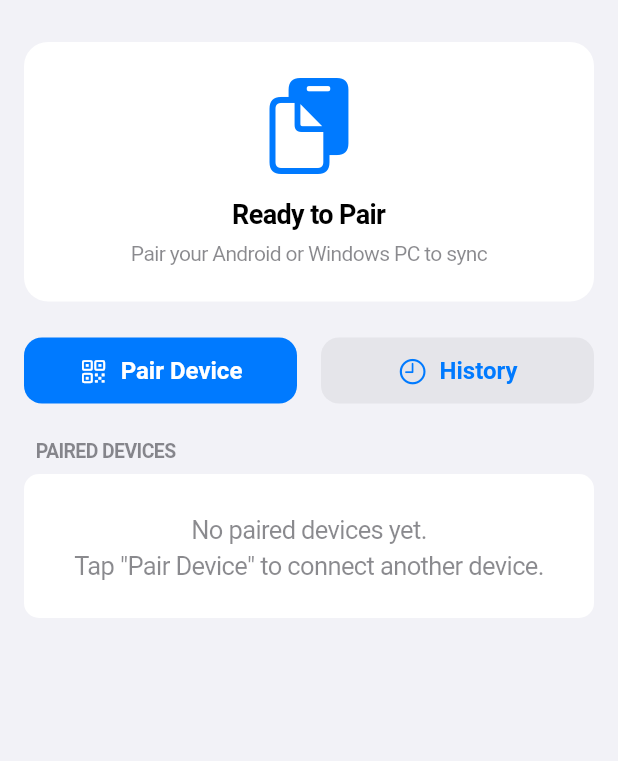
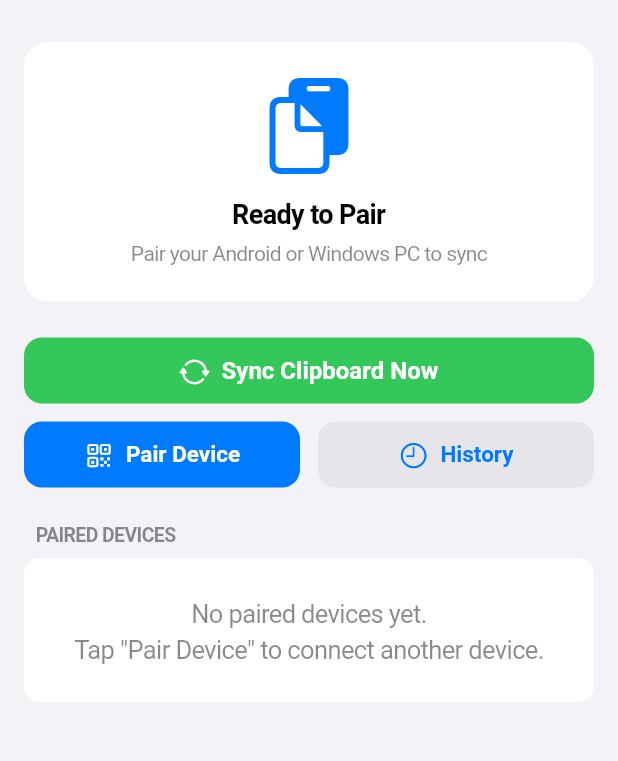
Before and after one commit to ayushsoni05/uniclip, a Flutter app: the screen it shows after launch, on a phone screen of 412 x 824 dp, the part 48-809 px from its top. Run offline on Flutter 3.47's test engine with Material 3 defaults, Android fonts, the phone set to English and light mode, and no system bars; our stand-ins replace flutter_riverpod, flutter_secure_storage, qr_flutter, shared_preferences; missing offline and left inert: bonsoir, mobile_scanner, pointycastle, window_manager.

```diff
--- a/lib/core/constants.dart
+++ b/lib/core/constants.dart
@@ -1,7 +1,7 @@
 /// App-wide constants for the Global Clipboard application.
 class AppConstants {
   static const String appName = 'Global Clipboard';
-  static const String appVersion = '1.0.0';
+  static const String appVersion = '1.1.0';
 
   // mDNS service configuration
   static const String serviceType = '_globalclip._tcp';
--- a/lib/ui/screens/home_screen.dart
+++ b/lib/ui/screens/home_screen.dart
@@ -45,7 +45,7 @@ class HomeScreen extends ConsumerWidget {
           children: [
             _buildStatusCard(isEnabled, activeCount, pairedDevices.length),
             const SizedBox(height: 24),
-            _buildQuickActions(context),
+            _buildQuickActions(context, ref),
             const SizedBox(height: 24),
             const Padding(
               padding: EdgeInsets.only(left: 8.0, bottom: 8.0),
@@ -128,8 +128,36 @@ class HomeScreen extends ConsumerWidget {
     );
   }
 
-  Widget _buildQuickActions(BuildContext context) {
-    return Row(
+  Widget _buildQuickActions(BuildContext context, WidgetRef ref) {
+    return Column(
+      children: [
+        SizedBox(
+          width: double.infinity,
+          child: CupertinoButton(
+            color: CupertinoColors.activeGreen,
+            padding: const EdgeInsets.symmetric(vertical: 12),
+            child: const Row(
+              mainAxisAlignment: MainAxisAlignment.center,
+              children: [
+                Icon(CupertinoIcons.arrow_2_circlepath, size: 20, color: CupertinoColors.white),
+                SizedBox(width: 8),
+                Text(
+                  'Sync Clipboard Now',
+                  style: TextStyle(
+                    color: CupertinoColors.white,
+                    fontSize: 16,
+                    fontWeight: FontWeight.w600,
+                  ),
+                ),
+              ],
+            ),
+            onPressed: () async {
+              await ref.read(clipboardServiceProvider).forceCheck();
+            },
+          ),
+        ),
+        const SizedBox(height: 12),
+        Row(
           children: [
             Expanded(
               child: CupertinoButton.filled(
@@ -143,7 +171,7 @@ class HomeScreen extends ConsumerWidget {
                       'Pair Device',
                       style: TextStyle(
                         color: CupertinoColors.white,
-                    fontSize: 16,
+                        fontSize: 15,
                         fontWeight: FontWeight.w600,
                       ),
                     ),
@@ -156,7 +184,7 @@ class HomeScreen extends ConsumerWidget {
                 },
               ),
             ),
-        const SizedBox(width: 16),
+            const SizedBox(width: 12),
             Expanded(
               child: CupertinoButton(
                 color: CupertinoColors.systemGrey5,
@@ -170,7 +198,7 @@ class HomeScreen extends ConsumerWidget {
                       'History',
                       style: TextStyle(
                         color: CupertinoColors.activeBlue,
-                    fontSize: 16,
+                        fontSize: 15,
                         fontWeight: FontWeight.w600,
                       ),
                     ),
@@ -182,6 +210,8 @@ class HomeScreen extends ConsumerWidget {
                   );
                 },
               ),
+            ),
+          ],
         ),
       ],
     );
--- a/pubspec.yaml
+++ b/pubspec.yaml
@@ -1,7 +1,7 @@
 name: global_clipboard
 description: "Global Clipboard - Copy on one device, paste on another. Like iOS Universal Clipboard for Android & Windows."
 publish_to: 'none'
-version: 1.0.0+1
+version: 1.1.0+2
 
 environment:
   sdk: '>=3.5.0 <4.0.0'
```
Also changed, not shown: lib/clipboard/clipboard_service.dart (+82 -6 lines), lib/core/app.dart (+40 -9 lines), lib/providers/clipboard_providers.dart (+24 -8 lines). Lines whose indentation alone changed are shown as unchanged.
